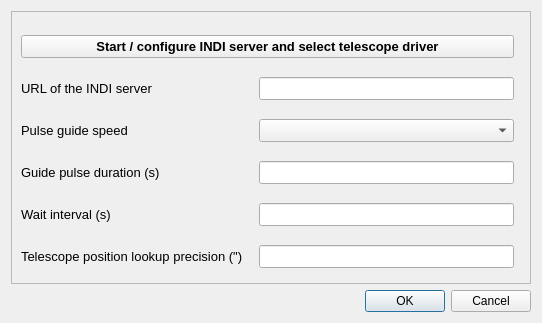
The window that Source/indi_dialog.ui (Rolf-Hempel/MoonPanoramaMaker) describes before a commit, drawn with Qt 5.
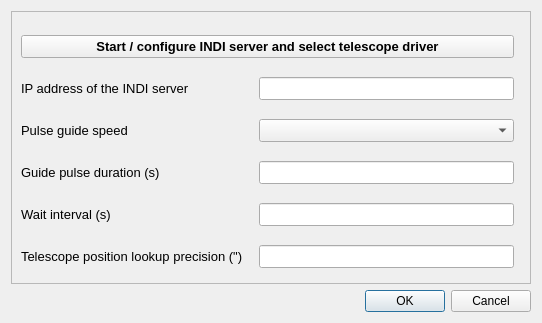
The same window after the commit.

Commit message: Parameter explanation corrected for INDI dialog

```diff
--- a/Source/indi_dialog.ui
+++ b/Source/indi_dialog.ui
@@ -30,8 +30,8 @@
        <rect>
         <x>0</x>
         <y>0</y>
-        <width>522</width>
-        <height>275</height>
+        <width>520</width>
+        <height>270</height>
        </rect>
       </property>
       <widget class="QWidget" name="layoutWidget">
@@ -153,7 +153,7 @@
            <string>Enter either 'localhost' or a valid IP address.</string>
           </property>
           <property name="text">
-           <string>URL of the INDI server</string>
+           <string>IP address of the INDI server</string>
           </property>
          </widget>
         </item>
```
The commit also changes 2 other files.
